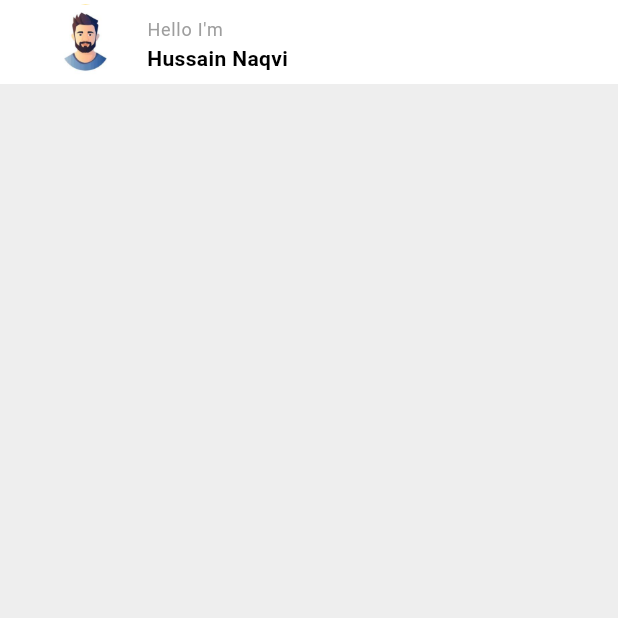
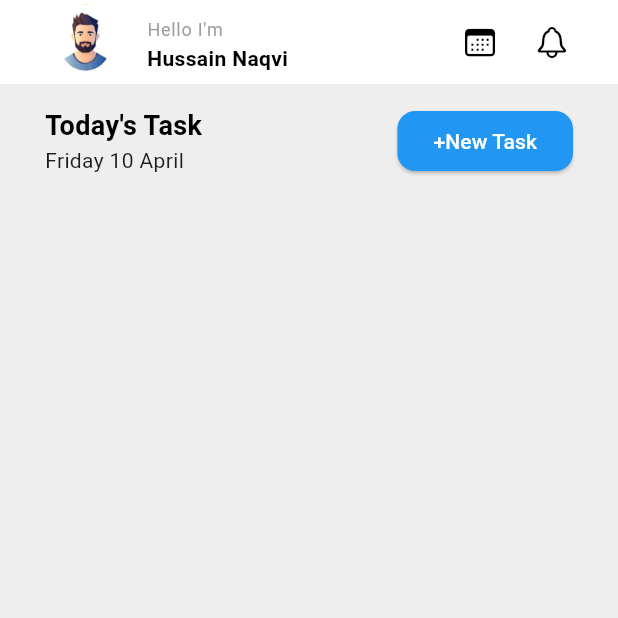
Before and after one commit to cyedhussain/TaskApp, a Flutter app: the screen it shows after launch, on a phone screen of 412 x 824 dp, the top half of it. Run offline on Flutter 3.47's test engine with Material 3 defaults, Android fonts, the light colour scheme and no system bars; our stand-ins replace gap.

Commit message:
bottomModelSheet complete

```diff
--- a/lib/view/home_view.dart
+++ b/lib/view/home_view.dart
@@ -1,4 +1,7 @@
+import 'package:flutter/cupertino.dart';
 import 'package:flutter/material.dart';
+import 'package:gap/gap.dart';
+import 'package:mytaskapp/common/show_modal.dart';
 
 class HomePage extends StatelessWidget {
   const HomePage({super.key});
@@ -17,10 +20,59 @@ class HomePage extends StatelessWidget {
           title:  Text('Hello I\'m',style: TextStyle(fontSize: 12,color: Colors.grey),),
           subtitle: const Text('Hussain Naqvi',style: TextStyle(fontWeight: FontWeight.bold,color: Colors.black),),
         ),
+      actions: [
+        Padding(padding: EdgeInsets.symmetric(horizontal: 20),
+        child: Row(
+          children: [
+            IconButton(onPressed: (){}, icon: Icon(CupertinoIcons.calendar)),
+            IconButton(onPressed: (){}, icon: Icon(CupertinoIcons.bell))
+          ],
+        ),
+
+        )
+      ],
         centerTitle: true,
         backgroundColor: Colors.white,
         foregroundColor: Colors.black,
         elevation: 0,
+
+      ),
+      body: SingleChildScrollView(
+        child: Padding(
+          padding: const EdgeInsets.symmetric(horizontal: 30),
+          child: Column(
+            children: [
+              Gap(14),
+              Row(
+                mainAxisAlignment: MainAxisAlignment.spaceBetween,
+                children: [
+                  Column(
+                    crossAxisAlignment: CrossAxisAlignment.start,
+                    children: [
+                      Text('Today\'s Task',style: TextStyle(fontSize: 18,color: Colors.black,fontWeight: FontWeight.bold),),
+                      Text('Friday 10 April'),
+                    ],
+                  ),
+
+                  //  ---------------[added new task button and the bottommodalsheet] ------------------------
+                  ElevatedButton(onPressed: () => showModalBottomSheet(
+                    isScrollControlled: true,
+                    shape: RoundedRectangleBorder(
+                      borderRadius: BorderRadius.circular(18)
+                    ),
+                    context: context,
+                     builder: (context) => AddNewTaskModal() ),
+                  style: ElevatedButton.styleFrom(
+                    backgroundColor: Colors.blue,
+                    shape: RoundedRectangleBorder(
+                      borderRadius: BorderRadius.circular(12)
+                    )
+                  ), child: Text('+New Task',style: TextStyle(color: Colors.white),),),
+                ],
+              )
+            ],
+          ),
+        ),
       ),
     );
   }
--- a/pubspec.yaml
+++ b/pubspec.yaml
@@ -30,7 +30,7 @@ environment:
 dependencies:
   flutter:
     sdk: flutter
-
+  gap: ^3.0.1
   # The following adds the Cupertino Icons font to your application.
   # Use with the CupertinoIcons class for iOS style icons.
   cupertino_icons: ^1.0.8
```
Also changed, not shown: lib/common/show_modal.dart (added, +110 -0 lines), lib/constant/app_style.dart (added, +7 -0 lines), lib/widgets/date_time_widgets.dart (added, +41 -0 lines), lib/widgets/radio_widget.dart (added, +30 -0 lines), lib/widgets/textfield_widgets.dart (added, +29 -0 lines), pubspec.lock.
